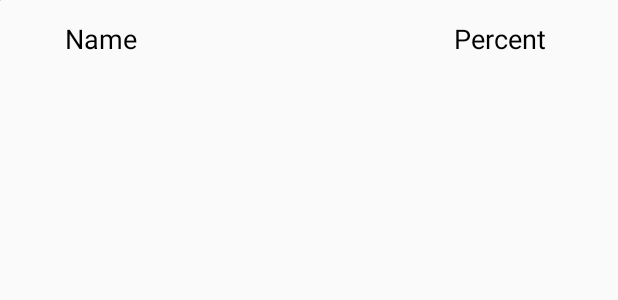
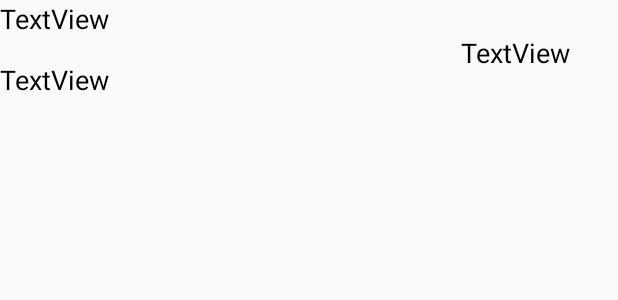
Before and after one commit to hansung-capstone-investock/antenna_App, an Android app: the layout list_main.xml on its own in the app's theme, with its tools: preview values and no code run, on a phone screen of 412 x 824 dp. Shown: the top 300 px of the screen. Run offline under Robolectric (Android 15) with nearby library versions, the phone set to English and light mode, and no system bars.

Commit message:
05/17 뉴스 RecyclerView 완료

```diff
--- a/app/src/main/java/com/example/antenna/adpater/MainNewsAdapter.kt
+++ b/app/src/main/java/com/example/antenna/adpater/MainNewsAdapter.kt
@@ -5,6 +5,7 @@ import android.view.View
 import android.view.ViewGroup
 import androidx.recyclerview.widget.RecyclerView
 import com.example.antenna.R
+import kotlinx.android.synthetic.main.list_main.view.*
 
 class MainNewsAdapter(private val items : MutableList<MainNewsList>)
     : RecyclerView.Adapter<RecyclerView.ViewHolder>(){
@@ -21,7 +22,9 @@ class MainNewsAdapter(private val items : MutableList<MainNewsList>)
         val item = items[position]
 
         holder.itemView.apply {
-
+            main_title.text = item.main_title
+            main_summary.text = item.main_summary
+            main_publishDay.text = item.main_publishDay
         }
     }
 
--- a/app/src/main/java/com/example/antenna/adpater/MainNewsList.kt
+++ b/app/src/main/java/com/example/antenna/adpater/MainNewsList.kt
@@ -1,6 +1,4 @@
 package com.example.antenna.adpater
 
-class MainNewsList(val main_title:String, val main_summary:String, val main_publishDay:String,
-            val main_link : String) {
-
-}
+class MainNewsList(val main_title:String, val main_summary:String, val main_publishDay:String)
+{ }
--- a/app/src/main/res/layout/list_main.xml
+++ b/app/src/main/res/layout/list_main.xml
@@ -1,56 +1,41 @@
 <?xml version="1.0" encoding="utf-8"?>
-<LinearLayout xmlns:android="http://schemas.android.com/apk/res/android"
+<androidx.constraintlayout.widget.ConstraintLayout xmlns:android="http://schemas.android.com/apk/res/android"
     xmlns:app="http://schemas.android.com/apk/res-auto"
     xmlns:tools="http://schemas.android.com/tools"
     android:layout_width="match_parent"
-    android:layout_height="50dp">
+    android:layout_height="70dp">
 
 
-    <ImageView
-        android:id="@+id/xml_image"
+    <TextView
+        android:id="@+id/main_title"
         android:layout_width="wrap_content"
         android:layout_height="wrap_content"
-        android:layout_weight="1"
-        tools:srcCompat="@tools:sample/avatars" />
-
-    <androidx.constraintlayout.widget.ConstraintLayout
-        android:layout_width="match_parent"
-        android:layout_height="wrap_content"
-        android:layout_marginLeft="5dp"
-        android:layout_marginTop="5dp"
-        android:layout_weight="1"
-        android:orientation="vertical">
-
-        <TextView
-            android:id="@+id/xml_name"
-            android:layout_width="wrap_content"
-            android:layout_height="wrap_content"
-            android:layout_marginTop="8dp"
-            android:layout_weight="1"
-            android:gravity="center"
-            android:text="Name"
+        android:text="TextView"
         android:textColor="@color/black"
         android:textSize="18sp"
-            app:layout_constraintEnd_toEndOf="parent"
-            app:layout_constraintHorizontal_bias="0.105"
         app:layout_constraintStart_toStartOf="parent"
         app:layout_constraintTop_toTopOf="parent" />
 
     <TextView
-            android:id="@+id/xml_percent"
+        android:id="@+id/main_summary"
         android:layout_width="wrap_content"
         android:layout_height="wrap_content"
-            android:layout_marginTop="8dp"
-            android:layout_weight="1"
-            android:gravity="center"
-            android:text="Percent"
+        android:layout_marginTop="16dp"
+        android:text="TextView"
         android:textColor="@color/black"
         android:textSize="18sp"
+        app:layout_constraintStart_toStartOf="parent"
+        app:layout_constraintTop_toBottomOf="@+id/main_title" />
+
+    <TextView
+        android:id="@+id/main_publishDay"
+        android:layout_width="wrap_content"
+        android:layout_height="wrap_content"
+        android:layout_marginEnd="32dp"
+        android:text="TextView"
+        android:textColor="@color/black"
+        android:textSize="18sp"
+        app:layout_constraintBottom_toBottomOf="parent"
         app:layout_constraintEnd_toEndOf="parent"
-            app:layout_constraintHorizontal_bias="0.812"
-            app:layout_constraintStart_toEndOf="@+id/xml_name"
         app:layout_constraintTop_toTopOf="parent" />
-
 </androidx.constraintlayout.widget.ConstraintLayout>
-
-</LinearLayout>
```
Also changed, not shown: app/src/main/java/com/example/antenna/fragment/NewsFragment.kt (+5 -24 lines), app/src/main/res/layout/fragment_news.xml (+13 -0 lines). Lines whose indentation alone changed are shown as unchanged.
